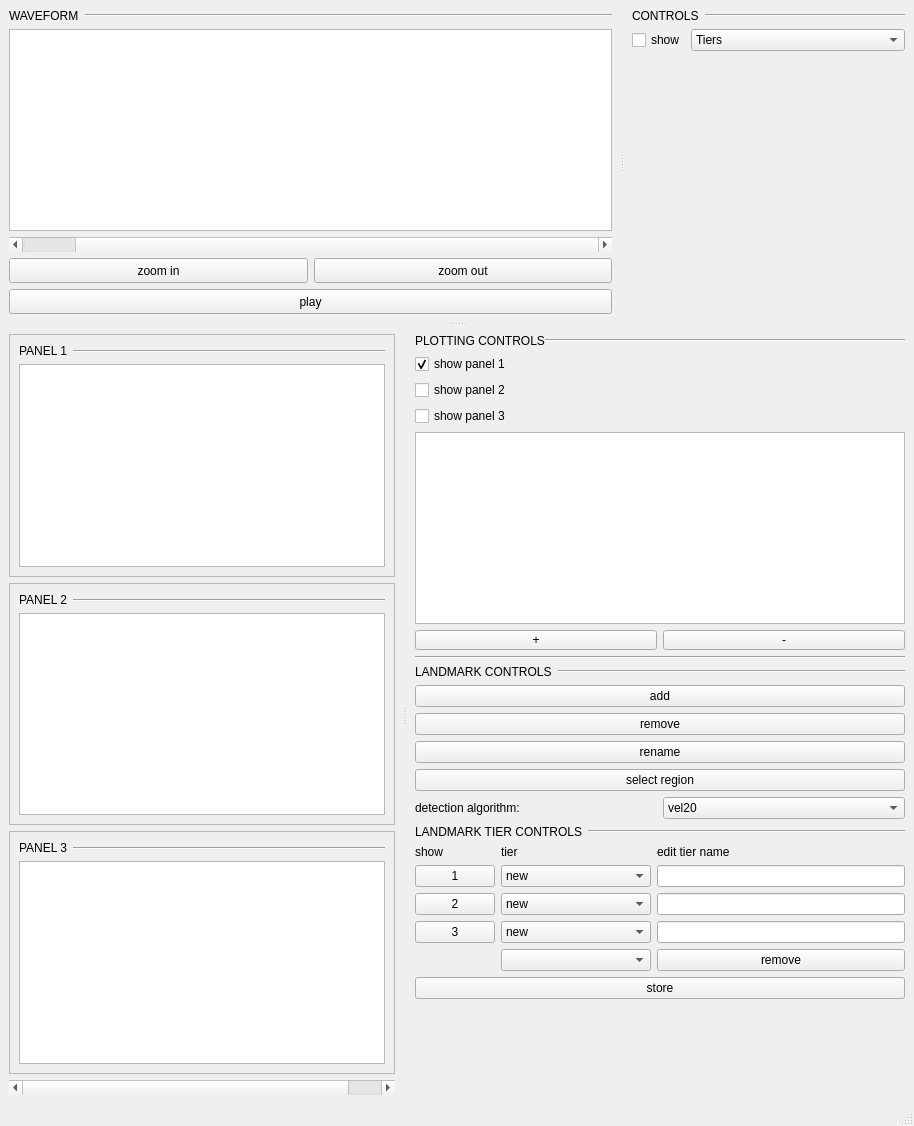
This is gui/ui_files/ui_inspector.ui in phbuech/adatool as Qt 5 draws it before an edit. The edited form follows.
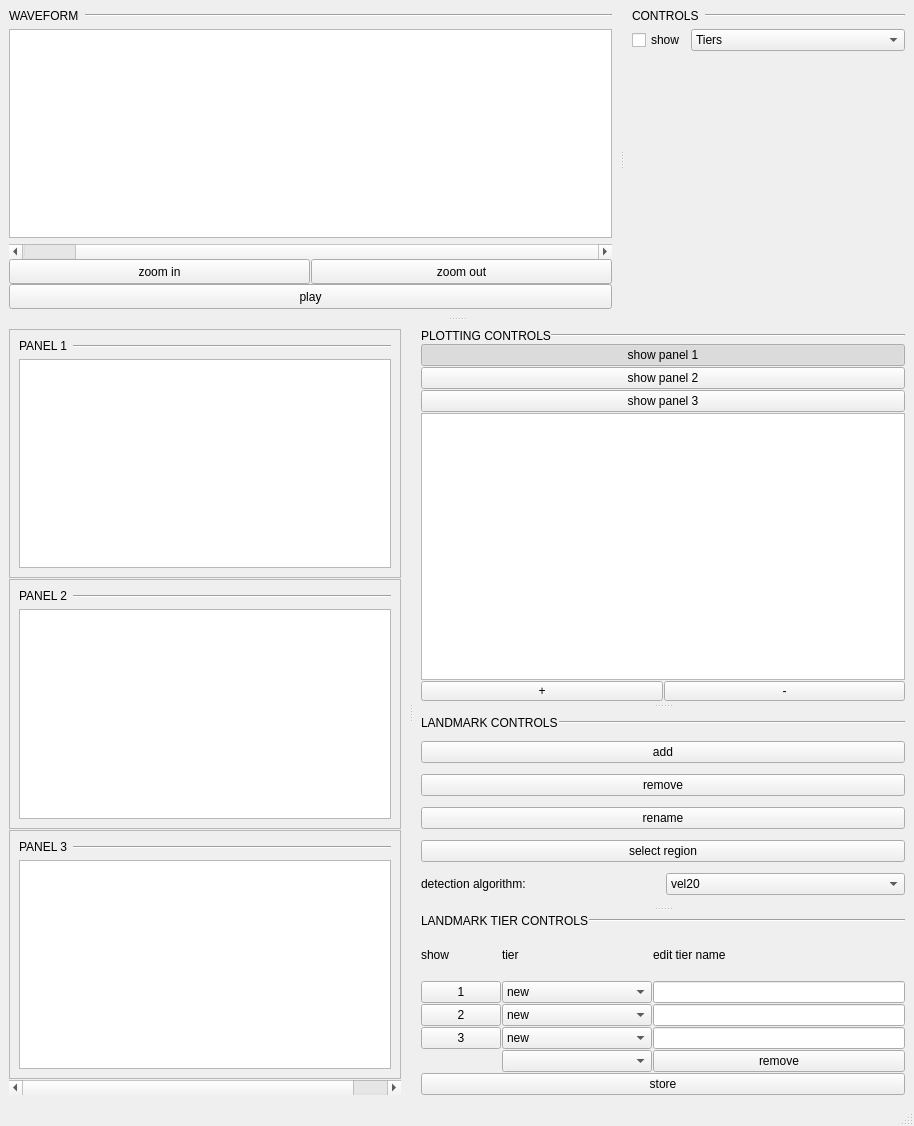
This is the edited form. Custom widgets are drawn as their Qt base class.

Commit message: added splitter in inspector ui

What changed in the file:
```diff
--- a/gui/ui_files/ui_inspector.ui
+++ b/gui/ui_files/ui_inspector.ui
@@ -108,13 +108,16 @@
              <property name="maximumSize">
               <size>
                <width>16777215</width>
-               <height>250</height>
+               <height>16777215</height>
               </size>
              </property>
             </widget>
            </item>
            <item>
             <layout class="QVBoxLayout" name="verticalLayout_5">
+             <property name="spacing">
+              <number>0</number>
+             </property>
              <item>
               <widget class="QScrollBar" name="waveformSlider">
                <property name="minimumSize">
@@ -136,6 +139,9 @@
              </item>
              <item>
               <layout class="QHBoxLayout" name="horizontalLayout_3">
+               <property name="spacing">
+                <number>1</number>
+               </property>
                <item>
                 <widget class="QPushButton" name="zoomInButton">
                  <property name="maximumSize">
@@ -276,22 +282,6 @@
              </property>
             </spacer>
            </item>
-           <item>
-            <spacer name="horizontalSpacer_2">
-             <property name="orientation">
-              <enum>Qt::Horizontal</enum>
-             </property>
-             <property name="sizeType">
-              <enum>QSizePolicy::Preferred</enum>
-             </property>
-             <property name="sizeHint" stdset="0">
-              <size>
-               <width>100</width>
-               <height>20</height>
-              </size>
-             </property>
-            </spacer>
-           </item>
           </layout>
          </widget>
         </widget>
@@ -325,6 +315,9 @@
          </property>
          <widget class="QWidget" name="layoutWidget_3">
           <layout class="QVBoxLayout" name="EMA_PANEL_LAYOUT">
+           <property name="spacing">
+            <number>1</number>
+           </property>
            <item>
             <widget class="QFrame" name="emaPanel1">
              <property name="sizePolicy">
@@ -598,8 +591,24 @@
            </item>
           </layout>
          </widget>
-         <widget class="QWidget" name="layoutWidget_4">
-          <layout class="QVBoxLayout" name="EMA_CONTROL_LAYOUT">
+         <widget class="QSplitter" name="splitter_2">
+          <property name="frameShadow">
+           <enum>QFrame::Raised</enum>
+          </property>
+          <property name="lineWidth">
+           <number>50</number>
+          </property>
+          <property name="orientation">
+           <enum>Qt::Vertical</enum>
+          </property>
+          <property name="handleWidth">
+           <number>10</number>
+          </property>
+          <widget class="QWidget" name="verticalLayoutWidget">
+           <layout class="QVBoxLayout" name="verticalLayout">
+            <property name="spacing">
+             <number>1</number>
+            </property>
            <item>
             <layout class="QHBoxLayout" name="horizontalLayout_8">
              <property name="spacing">
@@ -643,34 +652,45 @@
             </layout>
            </item>
            <item>
-            <layout class="QVBoxLayout" name="verticalLayout_10">
-             <item>
               <layout class="QVBoxLayout" name="verticalLayout_11">
+              <property name="spacing">
+               <number>1</number>
+              </property>
                <item>
-                <widget class="QCheckBox" name="displayEmaPanel1CheckBox">
+               <widget class="QPushButton" name="displayEmaPanel1PushButton">
+                <property name="styleSheet">
+                 <string notr="true"/>
+                </property>
                  <property name="text">
                   <string>show panel 1</string>
                  </property>
+                <property name="checkable">
+                 <bool>true</bool>
+                </property>
                  <property name="checked">
                   <bool>true</bool>
                  </property>
                 </widget>
                </item>
                <item>
-                <widget class="QCheckBox" name="displayEmaPanel2CheckBox">
+               <widget class="QPushButton" name="displayEmaPanel2PushButton">
                  <property name="text">
                   <string>show panel 2</string>
                  </property>
+                <property name="checkable">
+                 <bool>true</bool>
+                </property>
                 </widget>
                </item>
                <item>
-                <widget class="QCheckBox" name="displayEmaPanel3CheckBox">
+               <widget class="QPushButton" name="displayEmaPanel3PushButton">
                  <property name="text">
                   <string>show panel 3</string>
                  </property>
-                </widget>
-               </item>
-              </layout>
+                <property name="checkable">
+                 <bool>true</bool>
+                </property>
+               </widget>
              </item>
              <item>
               <widget class="QTableWidget" name="emaControlTable">
@@ -744,15 +764,15 @@
              </item>
             </layout>
            </item>
-           <item>
-            <widget class="Line" name="line_8">
-             <property name="orientation">
-              <enum>Qt::Horizontal</enum>
-             </property>
-            </widget>
-           </item>
+           </layout>
+          </widget>
+          <widget class="QWidget" name="verticalLayoutWidget_2">
+           <layout class="QVBoxLayout" name="verticalLayout_4">
            <item>
             <layout class="QHBoxLayout" name="horizontalLayout_10">
+              <property name="spacing">
+               <number>1</number>
+              </property>
              <item>
               <widget class="QLabel" name="label_5">
                <property name="sizePolicy">
@@ -895,6 +915,13 @@
              </item>
             </layout>
            </item>
+           </layout>
+          </widget>
+          <widget class="QWidget" name="verticalLayoutWidget_3">
+           <layout class="QVBoxLayout" name="verticalLayout_7">
+            <property name="spacing">
+             <number>1</number>
+            </property>
            <item>
             <layout class="QHBoxLayout" name="horizontalLayout_12">
              <item>
@@ -927,6 +954,9 @@
            </item>
            <item>
             <layout class="QGridLayout" name="gridLayout_3">
+              <property name="spacing">
+               <number>1</number>
+              </property>
              <item row="1" column="2">
               <widget class="QLineEdit" name="emaPanel1TierNameLineEdit">
                <property name="sizePolicy">
@@ -1120,36 +1150,8 @@
              </property>
             </widget>
            </item>
-           <item>
-            <spacer name="horizontalSpacer">
-             <property name="orientation">
-              <enum>Qt::Horizontal</enum>
-             </property>
-             <property name="sizeType">
-              <enum>QSizePolicy::Preferred</enum>
-             </property>
-             <property name="sizeHint" stdset="0">
-              <size>
-               <width>100</width>
-               <height>20</height>
-              </size>
-             </property>
-            </spacer>
-           </item>
-           <item>
-            <spacer name="verticalSpacer_3">
-             <property name="orientation">
-              <enum>Qt::Vertical</enum>
-             </property>
-             <property name="sizeHint" stdset="0">
-              <size>
-               <width>20</width>
-               <height>40</height>
-              </size>
-             </property>
-            </spacer>
-           </item>
-          </layout>
+           </layout>
+          </widget>
          </widget>
         </widget>
        </widget>
```
Lines whose indentation alone changed are shown as unchanged. The commit also changes 17 other files.
